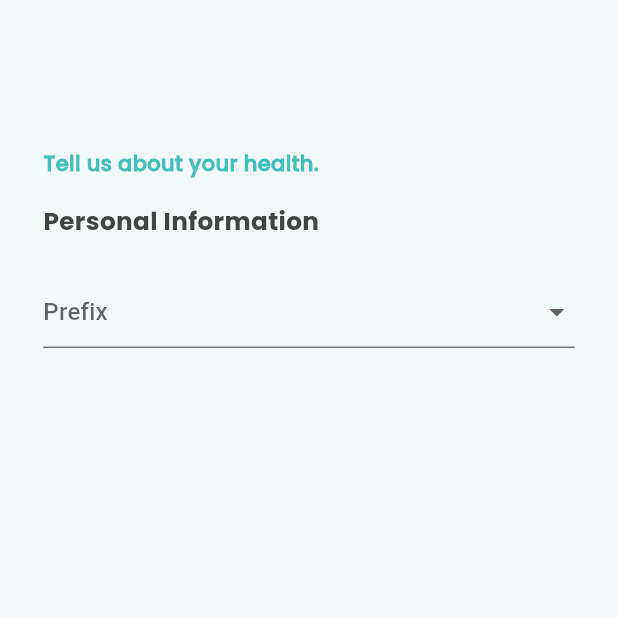
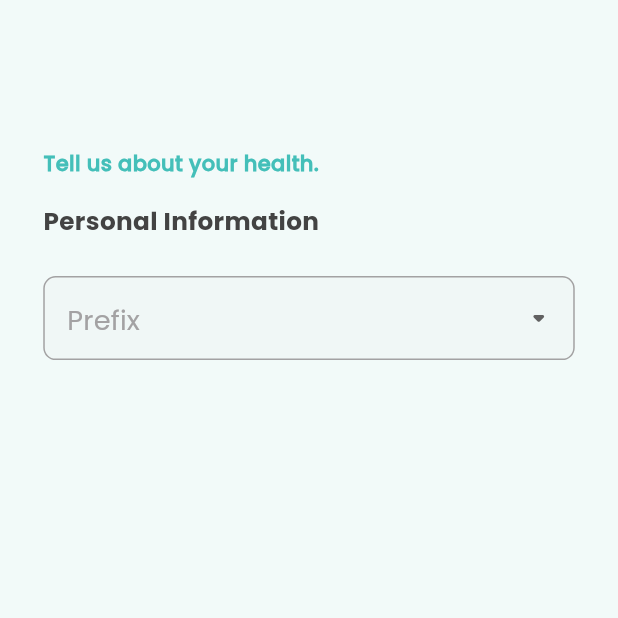
Before and after one commit to Shahwaiz24/Meditrace_App, a Flutter app: the screen it shows after launch, on a phone screen of 412 x 824 dp, the top half of it. Run offline on Flutter 3.47's test engine with Material 3 defaults, Android fonts, the phone set to English and light mode, and no system bars; our stand-ins replace shared_preferences.

Commit message:
Personal Information View Getting Completed

```diff
--- a/lib/Components/custom_dropdown_menu.dart
+++ b/lib/Components/custom_dropdown_menu.dart
@@ -4,14 +4,16 @@ class CustomDropdown extends StatefulWidget {
   final List<String> items;
   final ValueChanged<String?> onChanged;
   final InputDecoration? decoration;
-  final String? initialValue;
+  final Widget hint;
+  final Widget icon;
 
   const CustomDropdown({
     Key? key,
     required this.items,
     required this.onChanged,
     required this.decoration,
-    required this.initialValue,
+    required this.icon,
+    required this.hint,
   }) : super(key: key);
 
   @override
@@ -24,15 +26,13 @@ class _CustomDropdownState extends State<CustomDropdown> {
   @override
   void initState() {
     super.initState();
-    _selectedValue = widget.initialValue ??
-        widget
-            .items[0]; // Default to first item if no initial value is provided
   }
 
   @override
   Widget build(BuildContext context) {
     return DropdownButtonFormField<String>(
-      hint: Text('Prefix'),
+      icon: widget.icon,
+      hint: widget.hint,
       decoration: widget.decoration ??
           const InputDecoration(), // Use passed decoration or a default one
       items: widget.items.map<DropdownMenuItem<String>>((String value) {
--- a/lib/Services/utils.dart
+++ b/lib/Services/utils.dart
@@ -6,6 +6,8 @@ class AppColors {
   static Color AppTextColor2 = Color(0xffF22938C);
   static Color ButtonBackColor = Color(0xffF22938C);
   static Color TextwhiteColor = Color(0xffFCFFFE);
+    static Color DropDownUnfocusColor = Color(0xffE6E9E8);
+
   static Color TextblackColor = Color(0xff434343);
   static Color PrimaryBlueColor = Color(0xff44BFB9);
   static Color unFocusPrimaryColor = Color(0xffA3A2A3);
--- a/lib/Views/Sign Up View/Personal Information View/personal_information_view.dart
+++ b/lib/Views/Sign Up View/Personal Information View/personal_information_view.dart
@@ -48,16 +48,32 @@ class PersonalInformationView extends StatelessWidget {
             Consumer<PersonalInformationViewmodel>(
                 builder: (context, model, child) {
               return CustomDropdown(
-                initialValue:
-                    'Mr', // This value should be part of the items list
-                decoration: const InputDecoration(),
-                items: [
-                  "Mr",
-                  "Mrs",
-                  "Gay"
-                ], // Ensure 'Mr' or any other value here is set as the initial value
+                icon: Icon(Icons.arrow_drop_down_rounded),
+                hint: Text(
+                  'Prefix',
+                  style: TextStyle(
+                      color: AppColors.unFocusPrimaryColor,
+                      fontFamily: 'Poppins Regular',
+                      fontSize: screenHeight * 0.022),
+                ),
+                decoration: InputDecoration(
+                  filled: true,
+                  focusedBorder: OutlineInputBorder(
+                      borderRadius: BorderRadius.circular(screenWidth * 0.020),
+                      borderSide: BorderSide(
+                          color: AppColors.unFocusPrimaryColor, width: 1)),
+                  enabled: true,
+                  enabledBorder: OutlineInputBorder(
+                      borderRadius: BorderRadius.circular(screenWidth * 0.020),
+                      borderSide: BorderSide(
+                          color: AppColors.unFocusPrimaryColor, width: 1)),
+                  fillColor: model.isPrefixSelect == true
+                      ? AppColors.TextwhiteColor
+                      : AppColors.DropDownUnfocusColor.withOpacity(0.2),
+                ),
+                items: ["Mr", "Mrs", "Gay"],
                 onChanged: (String? newValue) {
-                  print("$newValue");
+                  model.selectPrefix();
                 },
               );
             }),
--- a/lib/Views/Sign Up View/Personal Information View/personal_information_viewmodel.dart
+++ b/lib/Views/Sign Up View/Personal Information View/personal_information_viewmodel.dart
@@ -1,3 +1,10 @@
 import 'package:flutter/material.dart';
 
-class PersonalInformationViewmodel with ChangeNotifier {}
+class PersonalInformationViewmodel with ChangeNotifier {
+  bool isPrefixSelect = false;
+
+  void selectPrefix() {
+    isPrefixSelect = true;
+    notifyListeners();
+  }
+}
```
